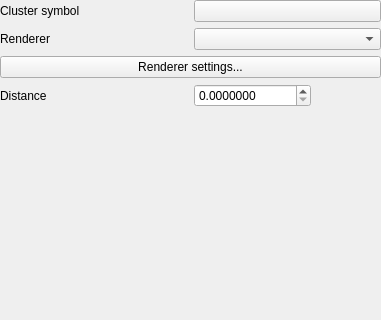
Old version of the form src/ui/symbollayer/qgspointclusterrendererwidgetbase.ui in the repository qgis/QGIS; both pictures show x 0 to 381 and y 0 to 320 of the 381 by 492 pixel window.
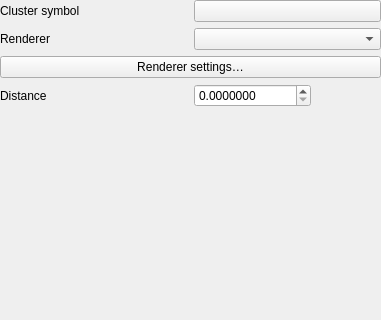
New version of the form. Custom widgets are drawn as their Qt base class.

```diff
--- a/src/ui/symbollayer/qgspointclusterrendererwidgetbase.ui
+++ b/src/ui/symbollayer/qgspointclusterrendererwidgetbase.ui
@@ -46,7 +46,7 @@
    <item row="4" column="0" colspan="2">
     <widget class="QPushButton" name="mRendererSettingsButton">
      <property name="text">
-      <string>Renderer settings...</string>
+      <string>Renderer settings…</string>
      </property>
     </widget>
    </item>
```
